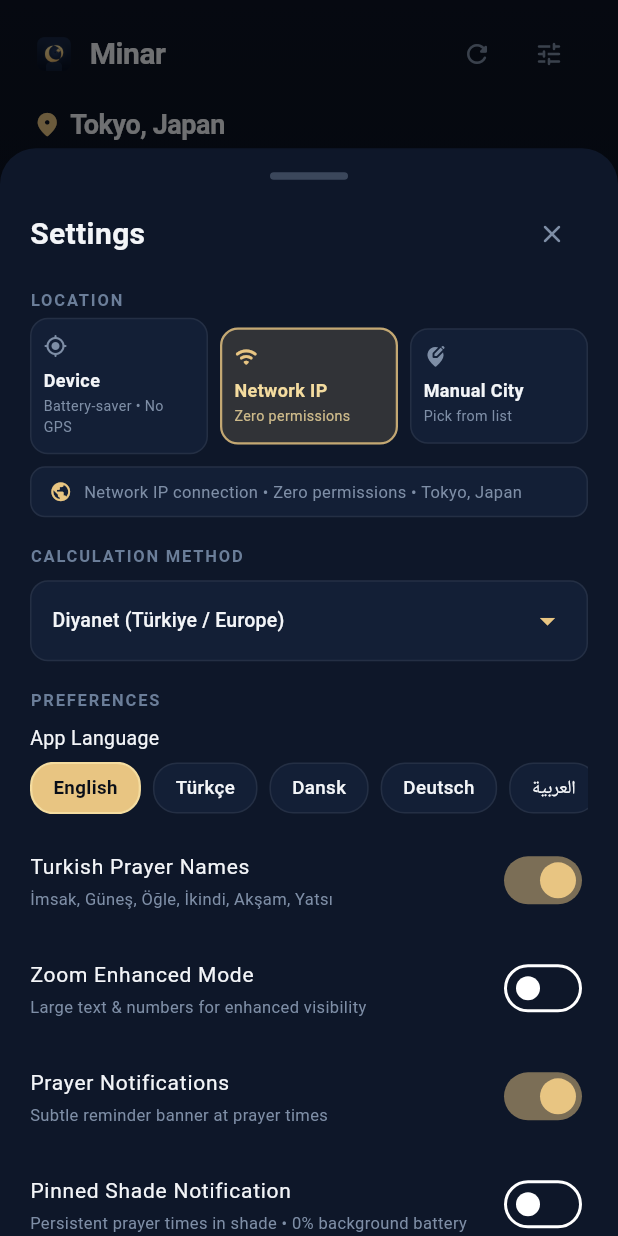
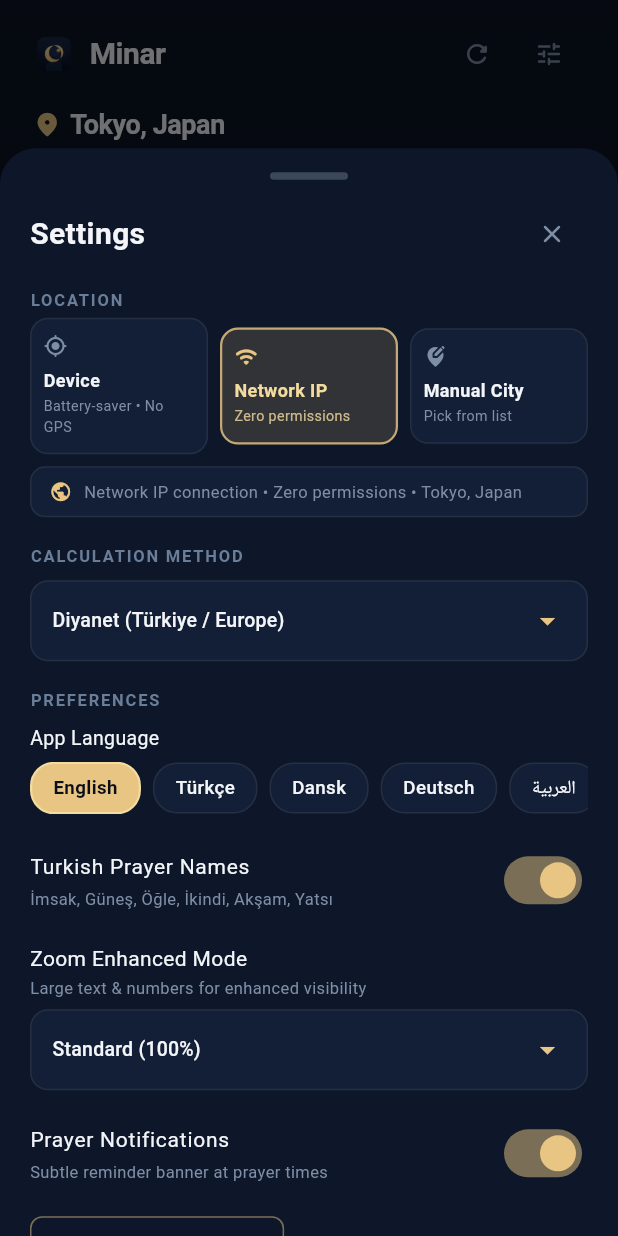
Before and after one commit to liondepierre/Minar, a Flutter app: the screen it shows after launch, after a tap on the "tune" icon, on a phone screen of 412 x 824 dp. Run offline on Flutter 3.47's test engine with Material 3 defaults, Android fonts, the phone set to English and light mode, and no system bars; our stand-ins replace flutter_local_notifications, google_fonts, shared_preferences, timezone; network calls fail.

Commit message:
feat(mobile): zoom level dropdown and robust 7-day exact prayer notifications

```diff
--- a/apps/mobile/lib/l10n/app_strings.dart
+++ b/apps/mobile/lib/l10n/app_strings.dart
@@ -489,4 +489,20 @@ class AppStrings {
         'ar' => 'جاري تحديث مواقيت الصلاة...',
         _ => 'Updating prayer times...',
       };
+
+  String get sendTestNotification => switch (code) {
+        'tr' => 'Test Bildirimi Gönder',
+        'da' => 'Send testnotifikation',
+        'de' => 'Testbenachrichtigung senden',
+        'ar' => 'إرسال إشعار تجريبي',
+        _ => 'Send Test Notification',
+      };
+
+  String get testNotificationSent => switch (code) {
+        'tr' => 'Test bildirimi gönderildi',
+        'da' => 'Testnotifikation sendt',
+        'de' => 'Testbenachrichtigung gesendet',
+        'ar' => 'تم إرسال إشعار الاختبار',
+        _ => 'Test notification sent',
+      };
 }
--- a/apps/mobile/lib/services/storage_service.dart
+++ b/apps/mobile/lib/services/storage_service.dart
@@ -14,6 +14,7 @@ class StorageService {
   static const String _kCachedSchedule = 'minar_cached_schedule';
   static const String _kCachedWeeklySchedule = 'minar_cached_weekly_schedule';
   static const String _kZoomEnhanced = 'minar_zoom_enhanced';
+  static const String _kZoomLevel = 'minar_zoom_level';
   static const String _kAutoLocation = 'minar_auto_location';
   static const String _kPinnedNotification = 'minar_pinned_notification';
   static const String _kPinnedStyle = 'minar_pinned_style';
@@ -65,8 +66,22 @@ class StorageService {
   set notificationsEnabled(bool value) =>
       _prefs.setBool(_kNotifications, value);
 
-  bool get zoomEnhanced => _prefs.getBool(_kZoomEnhanced) ?? false;
-  set zoomEnhanced(bool value) => _prefs.setBool(_kZoomEnhanced, value);
+  bool get zoomEnhanced => zoomLevel != 'standard';
+  set zoomEnhanced(bool value) {
+    _prefs.setBool(_kZoomEnhanced, value);
+    _prefs.setString(_kZoomLevel, value ? 'large' : 'standard');
+  }
+
+  String get zoomLevel {
+    final saved = _prefs.getString(_kZoomLevel);
+    if (saved != null) return saved;
+    return (_prefs.getBool(_kZoomEnhanced) ?? false) ? 'large' : 'standard';
+  }
+
+  set zoomLevel(String value) {
+    _prefs.setString(_kZoomLevel, value);
+    _prefs.setBool(_kZoomEnhanced, value != 'standard');
+  }
 
   bool get autoLocationEnabled => _prefs.getBool(_kAutoLocation) ?? true;
   set autoLocationEnabled(bool value) => _prefs.setBool(_kAutoLocation, value);
--- a/apps/mobile/lib/ui/screens/home_screen.dart
+++ b/apps/mobile/lib/ui/screens/home_screen.dart
@@ -409,7 +409,9 @@ class _HomeScreenState extends State<HomeScreen> {
                       padding: const EdgeInsets.symmetric(horizontal: 22),
                       sliver: SliverToBoxAdapter(
                         child: SizedBox(
-                          height: c.zoomEnhanced ? 440 : 365,
+                          height: c.zoomLevel == 'xlarge'
+                              ? 450
+                              : (c.zoomLevel == 'large' ? 415 : 365),
                           child: PageView.builder(
                             controller: _pageController,
                             itemCount: daysCount,
--- a/apps/mobile/lib/ui/widgets/settings_sheet.dart
+++ b/apps/mobile/lib/ui/widgets/settings_sheet.dart
@@ -6,8 +6,8 @@ import '../../models/calculation_method.dart';
 import '../../state/prayer_controller.dart';
 import '../theme.dart';
 
-const String kAppVersion = '1.1.4';
-const int kAppBuild = 5;
+const String kAppVersion = '1.1.5';
+const int kAppBuild = 6;
 
 const Map<String, List<String>> _popularLocations = {
   'Japan': [
@@ -300,7 +300,7 @@ class _SettingsSheetState extends State<SettingsSheet> {
       builder: (context, _) {
         final c = widget.controller;
         final zoom = c.zoomEnhanced;
-        final textScale = zoom ? 1.25 : 1.0;
+        final textScale = c.zoomScale;
         final isCustomCountry = _selectedCountry == _kOtherCountry;
         final isCustomCity = _selectedCity == _kOtherCity;
 
@@ -853,20 +853,72 @@ class _SettingsSheetState extends State<SettingsSheet> {
                   activeColor: MinarTheme.goldWarm,
                   onChanged: (_) => c.toggleTurkishNames(),
                 ),
-                SwitchListTile.adaptive(
-                  contentPadding: EdgeInsets.zero,
-                  title: Text(c.strings.zoomEnhancedMode,
-                      style: const TextStyle(
-                          color: MinarTheme.textPrimary, fontSize: 14)),
-                  subtitle: Text(
-                    c.strings.zoomEnhancedCaption,
-                    style:
-                        const TextStyle(color: MinarTheme.textSecondary, fontSize: 11),
-                  ),
-                  value: c.zoomEnhanced,
-                  activeColor: MinarTheme.goldWarm,
-                  onChanged: (_) => c.toggleZoomEnhanced(),
-                ),
+                const SizedBox(height: 6),
+                Text(
+                  c.strings.zoomEnhancedMode,
+                  style: const TextStyle(
+                      color: MinarTheme.textPrimary, fontSize: 14),
+                ),
+                const SizedBox(height: 2),
+                Text(
+                  c.strings.zoomEnhancedCaption,
+                  style: const TextStyle(
+                      color: MinarTheme.textSecondary, fontSize: 11),
+                ),
+                const SizedBox(height: 6),
+                Container(
+                  padding:
+                      const EdgeInsets.symmetric(horizontal: 14, vertical: 2),
+                  decoration: BoxDecoration(
+                    color: MinarTheme.surfaceSubtle,
+                    borderRadius: BorderRadius.circular(12),
+                    border: Border.all(color: MinarTheme.borderFaint),
+                  ),
+                  child: DropdownButtonHideUnderline(
+                    child: DropdownButton<String>(
+                      value: const ['standard', 'large', 'xlarge']
+                              .contains(c.zoomLevel)
+                          ? c.zoomLevel
+                          : 'standard',
+                      isExpanded: true,
+                      dropdownColor: MinarTheme.surfaceSolid,
+                      icon: Icon(Icons.arrow_drop_down,
+                          color: MinarTheme.goldWarm),
+                      items: [
+                        DropdownMenuItem(
+                          value: 'standard',
+                          child: Text(
+                            '${c.strings.standard} (100%)',
+                            style: const TextStyle(
+                                color: MinarTheme.textPrimary, fontSize: 13),
+                          ),
+                        ),
+                        DropdownMenuItem(
+                          value: 'large',
+                          child: Text(
+                            c.strings.large,
+                            style: const TextStyle(
+                                color: MinarTheme.textPrimary, fontSize: 13),
+                          ),
+                        ),
+                        DropdownMenuItem(
+                          value: 'xlarge',
+                          child: Text(
+                            c.strings.xlarge,
+                            style: const TextStyle(
+                                color: MinarTheme.textPrimary, fontSize: 13),
+                          ),
+                        ),
+                      ],
+                      onChanged: (lvl) {
+                        if (lvl != null) {
+                          c.setZoomLevel(lvl);
+                        }
+                      },
+                    ),
+                  ),
+                ),
+                const SizedBox(height: 6),
                 SwitchListTile.adaptive(
                   contentPadding: EdgeInsets.zero,
                   title: Text(c.strings.prayerNotifications,
@@ -881,6 +933,42 @@ class _SettingsSheetState extends State<SettingsSheet> {
                   activeColor: MinarTheme.goldWarm,
                   onChanged: (_) => c.toggleNotifications(),
                 ),
+                if (c.notificationsEnabled) ...[
+                  const SizedBox(height: 2),
+                  Align(
+                    alignment: Alignment.centerLeft,
+                    child: OutlinedButton.icon(
+                      style: OutlinedButton.styleFrom(
+                        foregroundColor: MinarTheme.goldWarm,
+                        side: BorderSide(
+                            color: MinarTheme.goldWarm.withOpacity(0.5)),
+                        padding: const EdgeInsets.symmetric(
+                            horizontal: 12, vertical: 8),
+                        shape: RoundedRectangleBorder(
+                          borderRadius: BorderRadius.circular(8),
+                        ),
+                      ),
+                      icon: const Icon(Icons.notifications_active, size: 16),
+                      label: Text(
+                        c.strings.sendTestNotification,
+                        style: const TextStyle(fontSize: 12),
+                      ),
+                      onPressed: () async {
+                        await c.sendTestNotification();
+                        if (context.mounted) {
+                          ScaffoldMessenger.of(context).showSnackBar(
+                            SnackBar(
+                              content: Text(c.strings.testNotificationSent),
+                              duration: const Duration(seconds: 2),
+                              behavior: SnackBarBehavior.floating,
+                            ),
+                          );
+                        }
+                      },
+                    ),
+                  ),
+                  const SizedBox(height: 6),
+                ],
                 SwitchListTile.adaptive(
                   contentPadding: EdgeInsets.zero,
                   title: Text(c.strings.pinnedShadeNotification,
@@ -1691,7 +1779,7 @@ class _SettingsSheetState extends State<SettingsSheet> {
           context: context,
           builder: (ctx) => MediaQuery(
             data: MediaQuery.of(ctx).copyWith(
-              textScaler: TextScaler.linear(widget.controller.zoomEnhanced ? 1.25 : 1.0),
+              textScaler: TextScaler.linear(widget.controller.zoomScale),
             ),
             child: AlertDialog(
               backgroundColor: MinarTheme.surfaceSolid,
--- a/apps/mobile/pubspec.yaml
+++ b/apps/mobile/pubspec.yaml
@@ -1,7 +1,7 @@
 name: minar_mobile
 description: "Minar - Pure, distraction-free Islamic prayer times for mobile."
 publish_to: 'none'
-version: 1.1.4+5
+version: 1.1.5+6
 
 environment:
   sdk: '>=3.0.0 <4.0.0'
```
Also changed, not shown: apps/mobile/lib/services/notification_service.dart (+126 -1 lines), apps/mobile/lib/state/prayer_controller.dart (+31 -7 lines), 2 other files.
